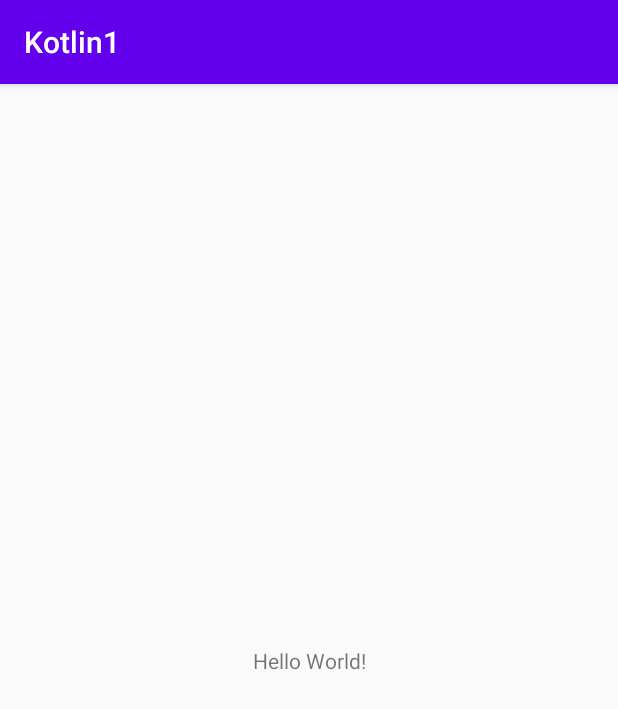
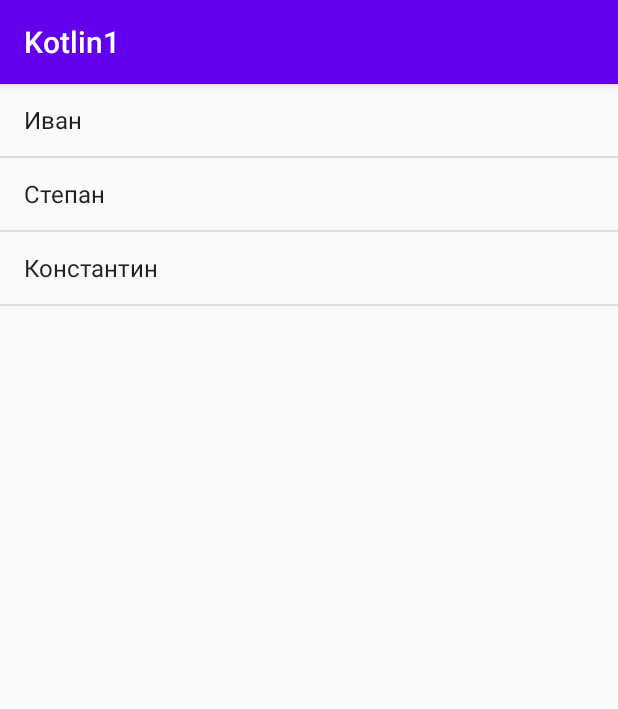
Before and after one commit to junesqo/Kotlin1, an Android app: the screen it shows after launch (MainActivity), on a phone screen of 412 x 824 dp. Shown: the top 709 px of the screen. Run offline under Robolectric (Android 15) with nearby library versions, the phone set to English and light mode, and no system bars.

```diff
--- a/app/src/main/java/com/example/kotlin1/MainActivity.kt
+++ b/app/src/main/java/com/example/kotlin1/MainActivity.kt
@@ -2,10 +2,26 @@ package com.example.kotlin1
 
 import androidx.appcompat.app.AppCompatActivity
 import android.os.Bundle
+import android.widget.ArrayAdapter
+import android.widget.TextView
+import android.widget.Toast
+import kotlinx.android.synthetic.main.activity_main.*
 
 class MainActivity : AppCompatActivity() {
+
     override fun onCreate(savedInstanceState: Bundle?) {
         super.onCreate(savedInstanceState)
         setContentView(R.layout.activity_main)
+        var nameList = ArrayList<String>()
+        nameList.add("Иван")
+        nameList.add("Степан")
+        nameList.add("Константин")
+
+        val adapter = ArrayAdapter(this, android.R.layout.simple_list_item_1, nameList)
+        listView.adapter = adapter
+        listView.setOnItemClickListener{parent, view, position, id ->
+
+            Toast.makeText(this, "Pressed item at position: ${nameList.get(position)}", Toast.LENGTH_SHORT).show()
+        }
     }
 }
--- a/app/src/main/res/layout/activity_main.xml
+++ b/app/src/main/res/layout/activity_main.xml
@@ -6,13 +6,12 @@
     android:layout_height="match_parent"
     tools:context=".MainActivity">
 
-    <TextView
-        android:layout_width="wrap_content"
-        android:layout_height="wrap_content"
-        android:text="Hello World!"
+    <ListView
+        android:id="@+id/listView"
+        android:layout_width="0dp"
+        android:layout_height="0dp"
         app:layout_constraintBottom_toBottomOf="parent"
-        app:layout_constraintLeft_toLeftOf="parent"
-        app:layout_constraintRight_toRightOf="parent"
+        app:layout_constraintEnd_toEndOf="parent"
+        app:layout_constraintStart_toStartOf="parent"
         app:layout_constraintTop_toTopOf="parent" />
-
 </androidx.constraintlayout.widget.ConstraintLayout>
```
